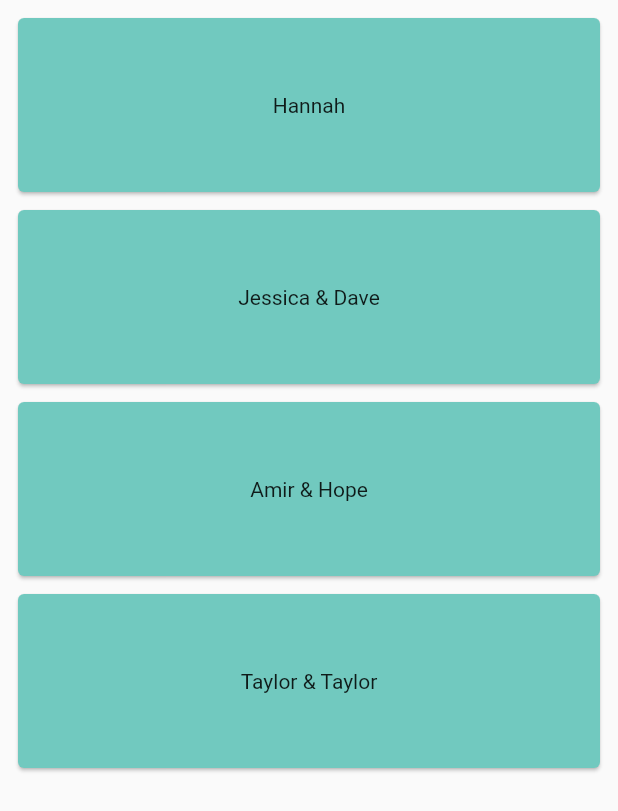
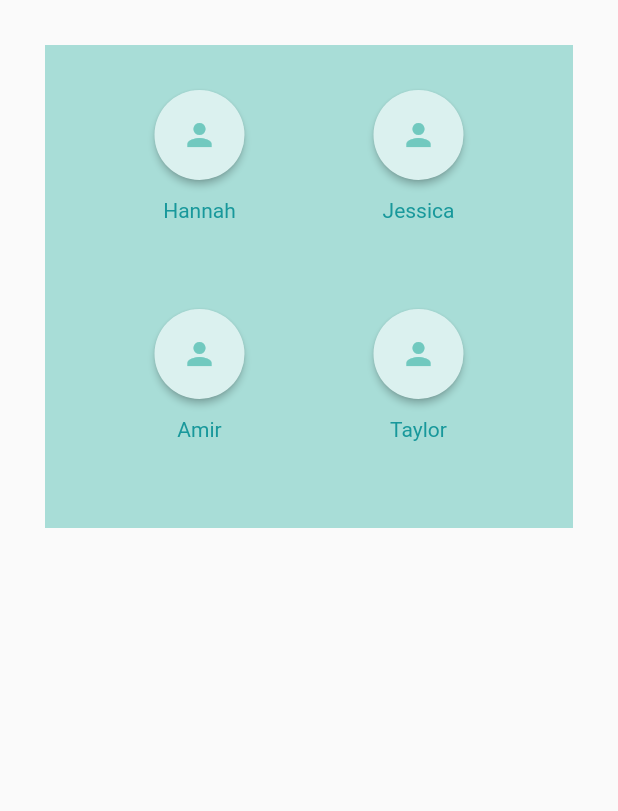
Before and after one commit to UpstreamCode/interconnect_mobile_app, a Flutter app: the MeetupsPage screen opened directly, on a phone screen of 412 x 824 dp. Shown: the top 811 px of the screen. Run offline on Flutter 3.47's test engine with Material 2 defaults, Android fonts, the phone set to English and light mode, and no system bars; our stand-ins replace firebase_auth, firebase_core, modal_progress_hud; accounts and stored records are empty.

Commit message:
Add people to meetups page

```diff
--- a/lib/constants/theme_colors.dart
+++ b/lib/constants/theme_colors.dart
@@ -11,8 +11,8 @@ import 'package:flutter/material.dart';
 
 class ThemeColors {
   static const primary = MaterialColor(0xFF71C9BF, _teal);
-  static const primaryDark = MaterialColor(0xFF71C9BF, _tealDark);
-  static const primaryLight = MaterialColor(0xFF71C9BF, _tealLight);
+  static const primaryDark = MaterialColor(0xFF18989B, _tealDark);
+  static const primaryLight = MaterialColor(0xFFDBF1EF, _tealLight);
   static const accent = Colors.amber;
 
   static const Map<int, Color> _teal = {
--- /dev/null
+++ b/lib/entities/person.dart
@@ -0,0 +1,6 @@
+class Person {
+  const Person({this.name, this.image, this.description});
+  final String name;
+  final String image;
+  final String description;
+}
--- a/lib/meetups/meetups_page.dart
+++ b/lib/meetups/meetups_page.dart
@@ -1,58 +1,62 @@
 import 'package:flutter/material.dart';
 import 'package:interconnect_mobile_app/constants/dimensions.dart';
 import 'package:interconnect_mobile_app/constants/theme_colors.dart';
+import 'package:interconnect_mobile_app/entities/person.dart';
 import 'package:interconnect_mobile_app/meetups/chat_args.dart';
 import 'package:interconnect_mobile_app/meetups/chat_page.dart';
 
 class MeetupsPage extends StatelessWidget {
   const MeetupsPage({ Key key}) : super(key: key);
 
+  Widget _circleImage(Person person) {
+    return new Column(
+        children: <Widget>[
+          RaisedButton(
+            key: Key('Button'),
+            shape: CircleBorder(),
+            color: ThemeColors.primaryLight,
+            child: Container(
+                height: 60,
+                child: Icon(Icons.person, color: ThemeColors.primary,)
+                ),
+            onPressed: () => {},
+          ),
+          Padding(
+            padding: EdgeInsets.fromLTRB(0,Dimensions.marginStandard,0,0),
+            child: Text(person.name, style: TextStyle(color: ThemeColors.primaryDark),)
+          ),
+    ]
+    );
+  }
+
   @override
   Widget build(BuildContext context) {
-    const List<String> groups = <String>[
-      'Hannah',
-      'Jessica & Dave',
-      'Amir & Hope',
-      'Taylor & Taylor'
+    const List<Person> people = <Person>[
+      Person(name: 'Hannah'),
+      Person(name: 'Jessica'),
+      Person(name: 'Amir'),
+      Person(name: 'Taylor')
     ];
 
     return Scaffold(
-      body: SizedBox.expand(
-        child: ListView.builder(
-          itemCount: groups.length,
-          itemBuilder: (BuildContext context, int index) {
-            return SizedBox(
-              height: 128,
-              child: Card(
-                margin: EdgeInsets.fromLTRB(
-                    Dimensions.marginStandard,
-                  Dimensions.marginStandard,
-                  Dimensions.marginStandard,
-                  0
-                ),
-                color: ThemeColors.primary,
-                child: InkWell(
-                  splashColor: ThemeColors.primary,
-                  onTap: () {
-                    // push next page
-                     Navigator.pushNamed(
-                         context,
-                         ChatPage.routeName,
-                       arguments: ChatArgs(
-                         groups[index],
-                         'Here is a message!'
-                       )
-                     );
-                  },
-                  child: Center(
-                    child: Text(groups[index]),
-                  ),
-                ),
-              ),
-            );
-          },
-        ),
-      ),
+        body: Column(
+        children: <Widget> [
+          Padding(
+              padding: EdgeInsets.all(30),
+              child: Container(
+                color: ThemeColors.primary[500],
+                child: Padding(
+                  padding: EdgeInsets.fromLTRB(30,30,30,0),
+                    child: GridView.count(
+                    shrinkWrap: true,
+                    crossAxisCount: 2,
+                    children: people.map((person) => _circleImage(person)).toList(),
+                  )
+                )
+              )
+          )
+        ]
+      )
     );
   }
 }
```
